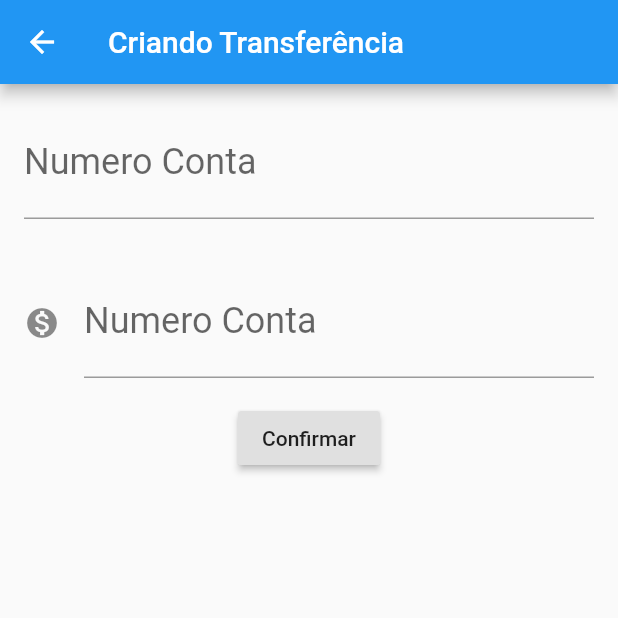
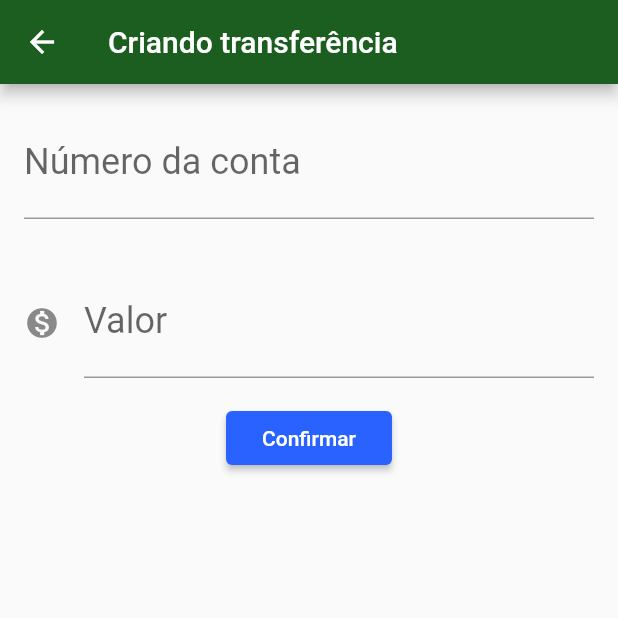
Before and after one commit to VitorHugoSilva/bytebank, a Flutter app: the screen it shows after launch, after a tap on the "add" icon, on a phone screen of 412 x 824 dp, the top half of it. Run offline on Flutter 3.47's test engine with Material 2 defaults, Android fonts, the phone set to English and light mode, and no system bars.

Commit message:
Modifying project structure

```diff
--- /dev/null
+++ b/lib/components/editor.dart
@@ -0,0 +1,34 @@
+import 'package:flutter/material.dart';
+
+class Editor extends StatelessWidget {
+  final TextEditingController controlador;
+  final String rotulo;
+  final String dica;
+  final IconData icone;
+
+  Editor({
+    this.controlador,
+    this.rotulo,
+    this.dica,
+    this.icone,
+  });
+
+  @override
+  Widget build(BuildContext context) {
+    return Padding(
+      padding: const EdgeInsets.all(16.0),
+      child: TextField(
+        controller: controlador,
+        style: TextStyle(
+          fontSize: 24.0,
+        ),
+        decoration: InputDecoration(
+          icon: icone != null ? Icon(icone) : null,
+          labelText: rotulo,
+          hintText: dica,
+        ),
+        keyboardType: TextInputType.number,
+      ),
+    );
+  }
+}
--- a/lib/main.dart
+++ b/lib/main.dart
@@ -1,3 +1,4 @@
+import 'package:bytebank/screens/transferencia/lista.dart';
 import 'package:flutter/material.dart';
 
 void main() => runApp(ByteBankApp());
@@ -6,154 +7,15 @@ class ByteBankApp extends StatelessWidget {
   @override
   Widget build(BuildContext context) {
     return MaterialApp(
-      home: Scaffold(
-        body: ListaTransferencias(),
+      theme: ThemeData(
+        primaryColor: Colors.green[900],
+        accentColor: Colors.blueAccent[700],
+        buttonTheme: ButtonThemeData(
+          buttonColor: Colors.blueAccent[700],
+          textTheme: ButtonTextTheme.primary,
+        ),
       ),
+      home: ListaTransferencias(),
     );
   }
 }
-
-class FormularioTransferencia extends StatelessWidget {
-  final TextEditingController _controladorCampoNumeroConta =
-      TextEditingController();
-  final TextEditingController _controladorCampoValor = TextEditingController();
-
-  @override
-  Widget build(BuildContext context) {
-    return Scaffold(
-      appBar: AppBar(
-        title: Text('Criando Transferência'),
-      ),
-      body: Column(
-        children: <Widget>[
-          Editor(
-            controlador: _controladorCampoNumeroConta,
-            rotulo: 'Numero Conta',
-            dica: '0000',
-          ),
-          Editor(
-            controlador: _controladorCampoValor,
-            rotulo: 'Numero Conta',
-            dica: '0.00',
-            icone: Icons.monetization_on,
-          ),
-          RaisedButton(
-            child: Text('Confirmar'),
-            onPressed: () => _criaTransferencia(context),
-          ),
-        ],
-      ),
-    );
-  }
-
-  void _criaTransferencia(BuildContext context) {
-    final int numeroConta = int.tryParse(_controladorCampoNumeroConta.text);
-    final double valor = double.tryParse(_controladorCampoValor.text);
-    if (numeroConta != null && valor != null) {
-      final transferenciaCriada = Transferencia(valor, numeroConta);
-      Navigator.pop(context, transferenciaCriada);
-      // Scaffold.of(context).showSnackBar(
-      //   SnackBar(
-      //     content: Text('Transferência criada : $transferenciaCriada'),
-      //   ),
-      // );
-    }
-  }
-}
-
-class ListaTransferencias extends StatefulWidget {
-  final List<Transferencia> _transferencias = List();
-  @override
-  State<StatefulWidget> createState() {
-    return ListaTransferenciasState();
-  }
-}
-
-class ListaTransferenciasState extends State<ListaTransferencias> {
-  @override
-  Widget build(BuildContext context) {
-    return Scaffold(
-      appBar: AppBar(
-        title: Text('Transferências'),
-      ),
-      body: ListView.builder(
-        itemCount: widget._transferencias.length,
-        itemBuilder: (context, indice) {
-          final transferencia = widget._transferencias[indice];
-          return ItemTransferencia(transferencia);
-        },
-      ),
-      floatingActionButton: FloatingActionButton(
-        onPressed: () {
-          final Future<Transferencia> future = Navigator.push(context, MaterialPageRoute(builder: (context) {
-            return FormularioTransferencia();
-          }));
-           future.then((transferenciaRecebida) {
-            debugPrint('chegou no then do future');
-            debugPrint('$transferenciaRecebida');
-            widget._transferencias.add(transferenciaRecebida);
-          });
-        },
-        child: Icon(Icons.add),
-      ),
-    );
-  }
-
-}
-
-class ItemTransferencia extends StatelessWidget {
-  final Transferencia _transferencia;
-
-  ItemTransferencia(this._transferencia);
-
-  @override
-  Widget build(BuildContext context) {
-    return Card(
-      child: ListTile(
-        leading: Icon(Icons.monetization_on),
-        title: Text(_transferencia.valor.toString()),
-        subtitle: Text(_transferencia.numeroConta.toString()),
-      ),
-    );
-  }
-}
-
-class Transferencia {
-  final double valor;
-  final int numeroConta;
-
-  Transferencia(this.valor, this.numeroConta);
-
-  @override
-  String toString() {
-    return 'Transferencia{valor: $valor, numeroConta: $numeroConta}';
-  }
-}
-
-class Editor extends StatelessWidget {
-  final TextEditingController controlador;
-  final String rotulo;
-  final String dica;
-  final IconData icone;
-
-  Editor({this.controlador, this.rotulo, this.dica, this.icone});
-
-  @override
-  Widget build(BuildContext context) {
-    return Padding(
-      padding: const EdgeInsets.all(16.0),
-      child: TextField(
-        controller: controlador,
-        style: TextStyle(
-          fontSize: 24.0,
-        ),
-        decoration: InputDecoration(
-          icon: icone != null ? Icon(icone) : null,
-          labelText: rotulo,
-          hintText: dica,
-        ),
-        keyboardType: TextInputType.number,
-      ),
-    );
-  }
-}
--- /dev/null
+++ b/lib/models/transferencia.dart
@@ -0,0 +1,14 @@
+class Transferencia {
+  final double valor;
+  final int numeroConta;
+
+  Transferencia(
+    this.valor,
+    this.numeroConta,
+  );
+
+  @override
+  String toString() {
+    return 'Transferencia{valor: $valor, numeroConta: $numeroConta}';
+  }
+}
--- /dev/null
+++ b/lib/screens/transferencia/formulario.dart
@@ -0,0 +1,63 @@
+import 'package:bytebank/components/editor.dart';
+import 'package:bytebank/models/transferencia.dart';
+import 'package:flutter/material.dart';
+
+
+const _tituloAppBar = 'Criando transferência';
+const _rotuloCampoValor = 'Valor';
+const _dicaCampoValor = '0.00';
+const _rotuloCampoNumeroConta = 'Número da conta';
+const _dicaCampoNumeroConta = '0000';
+const _textoBotaoConfirmar = 'Confirmar';
+
+
+class FormularioTransferencia extends StatefulWidget {
+  @override
+  State<StatefulWidget> createState() {
+    return FormularioTransferenciaState();
+  }
+}
+
+class FormularioTransferenciaState extends State<FormularioTransferencia> {
+  final TextEditingController _controladorCampoNumeroConta =
+  TextEditingController();
+  final TextEditingController _controladorCampoValor = TextEditingController();
+
+  @override
+  Widget build(BuildContext context) {
+    return Scaffold(
+        appBar: AppBar(
+          title: Text(_tituloAppBar),
+        ),
+        body: SingleChildScrollView(
+          child: Column(
+            children: <Widget>[
+              Editor(
+                controlador: _controladorCampoNumeroConta,
+                rotulo: _rotuloCampoNumeroConta,
+                dica: _dicaCampoNumeroConta,
+              ),
+              Editor(
+                controlador: _controladorCampoValor,
+                rotulo: _rotuloCampoValor,
+                dica: _dicaCampoValor,
+                icone: Icons.monetization_on,
+              ),
+              RaisedButton(
+                child: Text(_textoBotaoConfirmar),
+                onPressed: () => _criaTransferencia(context),
+              ),
+            ],
+          ),
+        ));
+  }
+
+  void _criaTransferencia(BuildContext context) {
+    final int numeroConta = int.tryParse(_controladorCampoNumeroConta.text);
+    final double valor = double.tryParse(_controladorCampoValor.text);
+    if (numeroConta != null && valor != null) {
+      final transferenciaCriada = Transferencia(valor, numeroConta);
+      Navigator.pop(context, transferenciaCriada);
+    }
+  }
+}
--- /dev/null
+++ b/lib/screens/transferencia/lista.dart
@@ -0,0 +1,64 @@
+import 'package:bytebank/models/transferencia.dart';
+import 'package:flutter/material.dart';
+
+import 'formulario.dart';
+
+class ListaTransferencias extends StatefulWidget {
+  final List<Transferencia> _transferencias = List();
+
+  @override
+  State<StatefulWidget> createState() {
+    return ListaTransferenciasState();
+  }
+}
+
+class ListaTransferenciasState extends State<ListaTransferencias> {
+  @override
+  Widget build(BuildContext context) {
+    return Scaffold(
+      appBar: AppBar(
+        title: Text('Transferências'),
+      ),
+      body: ListView.builder(
+        itemCount: widget._transferencias.length,
+        itemBuilder: (context, indice) {
+          final transferencia = widget._transferencias[indice];
+          return ItemTransferencia(transferencia);
+        },
+      ),
+      floatingActionButton: FloatingActionButton(
+        onPressed: () {
+          Navigator.push(context, MaterialPageRoute(builder: (context) {
+            return FormularioTransferencia();
+          })).then((transferenciaRecebida) => _atualiza(context, transferenciaRecebida));
+        },
+        child: Icon(Icons.add),
+      ),
+    );
+  }
+
+  void _atualiza(BuildContext context, Transferencia transferenciaRecebida) {
+    if (transferenciaRecebida != null) {
+      setState(() {
+        widget._transferencias.add(transferenciaRecebida);
+      });
+    }
+  }
+}
+
+class ItemTransferencia extends StatelessWidget {
+  final Transferencia _transferencia;
+
+  ItemTransferencia(this._transferencia);
+
+  @override
+  Widget build(BuildContext context) {
+    return Card(
+      child: ListTile(
+        leading: Icon(Icons.monetization_on),
+        title: Text(_transferencia.valor.toString()),
+        subtitle: Text(_transferencia.numeroConta.toString()),
+      ),
+    );
+  }
+}
```
